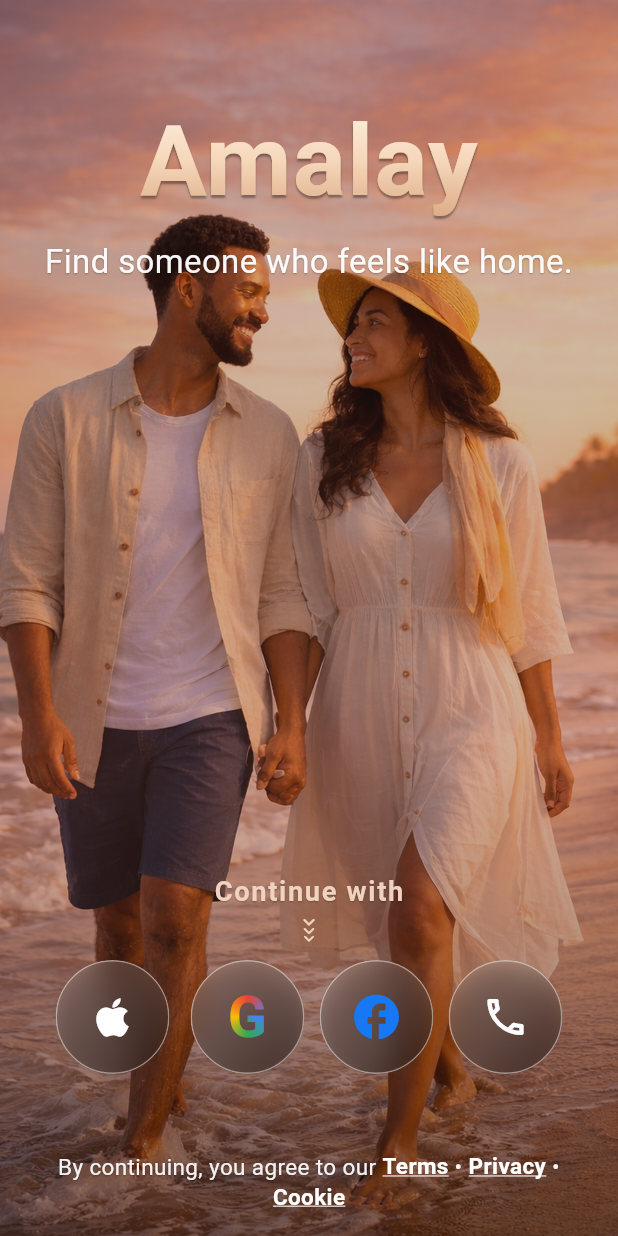
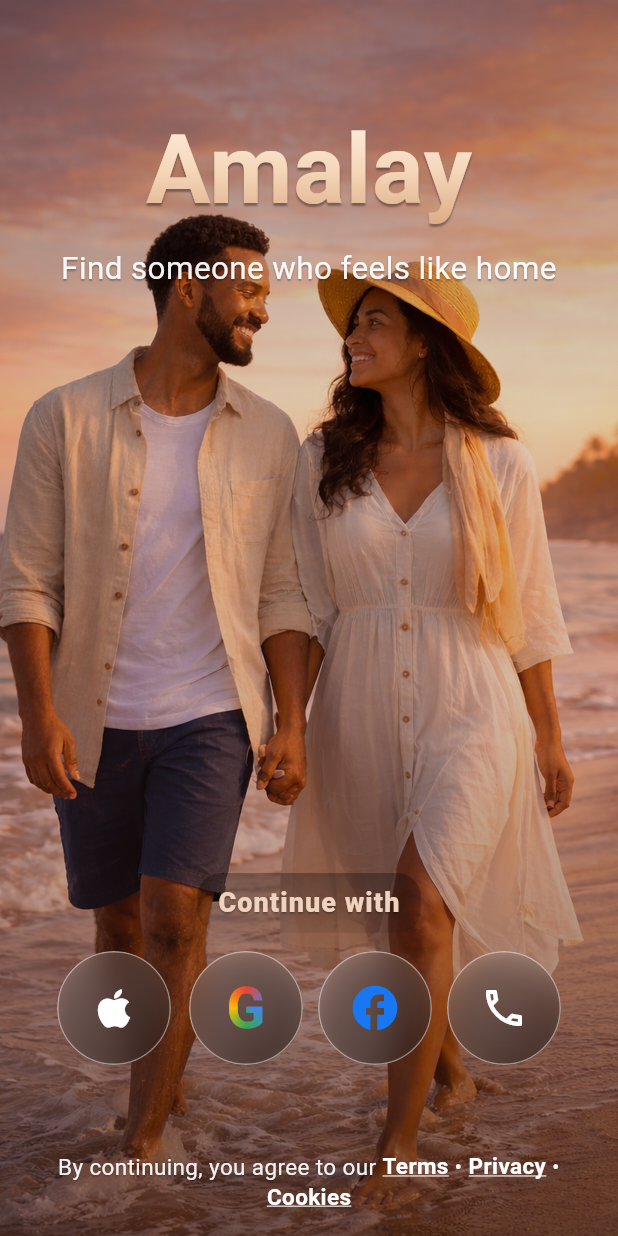
Before and after one commit to RobelCSUN/amalay_user, a Flutter app: the screen it shows after launch, on a phone screen of 412 x 824 dp. Run offline on Flutter 3.47's test engine with Material 3 defaults, Android fonts, the light colour scheme and no system bars; our stand-ins replace cloud_firestore, firebase_auth, firebase_core, google_sign_in, sign_in_with_apple; accounts and stored records are empty; Roboto replaces fonts that are missing (Georgia).

Commit message:
Enhance UI components with new color schemes and layout adjustments; add gradient backgrounds for authentication elements; refactor AuthCard for improved structure and readability.

```diff
--- a/lib/theme/app_colors.dart
+++ b/lib/theme/app_colors.dart
@@ -39,4 +39,8 @@ class AppColors {
   static const Color brandGoldSoft = Color(0xFFF5D7BA);
   static const Color brandGoldDeep = Color(0xFFD9A47D);
   static const Color directiveCue = Color(0xFFEFD3BF);
+
+  static const Color heroTopScrim = Color(0x5C1A0D0B);
+  static const Color heroBottomScrim = Color(0x8A130A09);
+  static const Color heroMidScrim = Color(0x3A3B1F1A);
 }
--- a/lib/theme/app_component_styles.dart
+++ b/lib/theme/app_component_styles.dart
@@ -50,6 +50,24 @@ class AppComponentStyles {
     ],
   );
 
+  static const BoxDecoration authTopTextBackdrop = BoxDecoration(
+    gradient: LinearGradient(
+      begin: Alignment.topCenter,
+      end: Alignment.bottomCenter,
+      colors: [Color(0x5C000000), Color(0x12000000)],
+    ),
+    borderRadius: BorderRadius.all(Radius.circular(18)),
+  );
+
+  static const BoxDecoration authCtaBackdrop = BoxDecoration(
+    gradient: LinearGradient(
+      begin: Alignment.topCenter,
+      end: Alignment.bottomCenter,
+      colors: [Color(0x4D000000), Color(0x14000000)],
+    ),
+    borderRadius: BorderRadius.all(Radius.circular(16)),
+  );
+
   static const SweepGradient googleMarkGradient = SweepGradient(
     center: Alignment.center,
     startAngle: 0.0,
--- a/lib/theme/app_layout.dart
+++ b/lib/theme/app_layout.dart
@@ -1,30 +1,26 @@
 class AppLayout {
   // Home/auth composition
-  static const double authHeaderAlignmentY = -0.82;
+  static const double authHeaderAlignmentY = -0.80;
   static const double authOuterHorizontalPadding = 24;
   static const double authOuterTopPadding = 16;
   static const double authBottomInsetPadding = 16;
   static const double authMaxWidth = 430;
 
   // Vertical rhythm
-  static const double brandToSubtitleGap = 8;
-  static const double continueToProvidersGap = 10;
-  static const double providersToLegalGap = 52;
-  static const double continueCueGap = 0;
-  static const double continueCueIconSize = 16;
-  static const double continueCueMidIconSize = 15;
-  static const double continueCueLowIconSize = 14;
-  static const double continueCueStackHeight = 23.5;
-  static const double continueCueTopOffset = 0;
-  static const double continueCueMidOffset = 6.6;
-  static const double continueCueLowOffset = 12.1;
+  static const double brandToSubtitleGap = 10;
+  static const double subtitleToCtaGap = 12;
+  static const double ctaToProvidersGap = 12;
+  static const double providersToLegalGap = 58;
 
   // Provider icon row
   static const double providerSize = 76;
   static const double providerRadius = 38;
-  static const double providerGapWide = 14;
+  static const double providerGapWide = 12;
   static const double providerGapTight = 10;
   static const double providerBlur = 10;
+  static const double providerPressedScale = 0.95;
+  static const double providerPressedOpacity = 0.86;
+  static const Duration providerPressDuration = Duration(milliseconds: 120);
 
   // Icon sizes
   static const double appleIconSize = 34;
--- a/lib/theme/app_text_styles.dart
+++ b/lib/theme/app_text_styles.dart
@@ -67,24 +67,26 @@ class AppTextStyles {
   );
 
   static const TextStyle authBrand = TextStyle(
-    fontSize: 66,
+    fontSize: 64,
     fontWeight: FontWeight.w700,
     color: Colors.white,
-    letterSpacing: 0.8,
+    letterSpacing: 0.6,
+    fontFamily: 'Georgia',
     shadows: AppComponentStyles.heroTextShadows,
   );
 
   static const TextStyle authSubtitle = TextStyle(
-    fontSize: 22,
-    color: Color(0xF5FFFFFF),
+    fontSize: 21,
+    color: Color(0xF2FFFFFF),
+    height: 1.25,
     shadows: AppComponentStyles.subtitleTextShadows,
   );
 
-  static const TextStyle authContinue = TextStyle(
-    fontSize: 18.2,
-    fontWeight: FontWeight.w700,
+  static const TextStyle authPrimaryCta = TextStyle(
+    fontSize: 18,
+    fontWeight: FontWeight.w800,
     color: AppColors.directiveCue,
-    letterSpacing: 1.1,
+    letterSpacing: 0.7,
     shadows: AppComponentStyles.legalTextShadows,
   );
 
--- a/lib/widgets/auth_card.dart
+++ b/lib/widgets/auth_card.dart
@@ -43,16 +43,14 @@ class AuthCard extends StatelessWidget {
               mainAxisSize: MainAxisSize.min,
               children: [
                 ShaderMask(
-                  shaderCallback: (Rect bounds) =>
-                      AppComponentStyles.brandTitleGradient.createShader(bounds),
-                  child: const Text(
-                    'Amalay',
-                    style: AppTextStyles.authBrand,
-                  ),
+                  shaderCallback: (Rect bounds) => AppComponentStyles
+                      .brandTitleGradient
+                      .createShader(bounds),
+                  child: const Text('Amalay', style: AppTextStyles.authBrand),
                 ),
                 const SizedBox(height: AppLayout.brandToSubtitleGap),
                 const Text(
-                  'Find someone who feels like home.',
+                  'Find someone who feels like home',
                   textAlign: TextAlign.center,
                   style: AppTextStyles.authSubtitle,
                 ),
@@ -70,53 +68,24 @@ class AuthCard extends StatelessWidget {
               bottomInset + AppLayout.authBottomInsetPadding,
             ),
             child: ConstrainedBox(
-              constraints: const BoxConstraints(maxWidth: AppLayout.authMaxWidth),
+              constraints: const BoxConstraints(
+                maxWidth: AppLayout.authMaxWidth,
+              ),
               child: Column(
                 mainAxisSize: MainAxisSize.min,
                 children: [
-                  const Column(
-                    mainAxisSize: MainAxisSize.min,
-                    children: [
-                      Text(
+                  Container(
+                    padding: const EdgeInsets.symmetric(
+                      horizontal: 14,
+                      vertical: 8,
+                    ),
+                    decoration: AppComponentStyles.authCtaBackdrop,
+                    child: const Text(
                       'Continue with',
-                        style: AppTextStyles.authContinue,
-                      ),
-                      SizedBox(height: AppLayout.continueCueGap),
-                      SizedBox(
-                        height: AppLayout.continueCueStackHeight,
-                        child: Stack(
-                          alignment: Alignment.topCenter,
-                          children: [
-                            Positioned(
-                              top: AppLayout.continueCueTopOffset,
-                              child: Icon(
-                                Icons.keyboard_arrow_down_rounded,
-                                color: AppColors.directiveCue,
-                                size: AppLayout.continueCueIconSize,
+                      style: AppTextStyles.authPrimaryCta,
                     ),
                   ),
-                            Positioned(
-                              top: AppLayout.continueCueMidOffset,
-                              child: Icon(
-                                Icons.keyboard_arrow_down_rounded,
-                                color: AppColors.directiveCue,
-                                size: AppLayout.continueCueMidIconSize,
-                              ),
-                            ),
-                            Positioned(
-                              top: AppLayout.continueCueLowOffset,
-                              child: Icon(
-                                Icons.keyboard_arrow_down_rounded,
-                                color: AppColors.directiveCue,
-                                size: AppLayout.continueCueLowIconSize,
-                              ),
-                            ),
-                          ],
-                        ),
-                      ),
-                    ],
-                  ),
-                  const SizedBox(height: AppLayout.continueToProvidersGap),
+                  const SizedBox(height: AppLayout.ctaToProvidersGap),
                   _iconOnlySignInRow(),
                   const SizedBox(height: AppLayout.providersToLegalGap),
                   Text.rich(
@@ -149,7 +118,7 @@ class AuthCard extends StatelessWidget {
                         WidgetSpan(
                           alignment: PlaceholderAlignment.middle,
                           child: _LegalLink(
-                            label: 'Cookie',
+                            label: 'Cookies',
                             onTap: () {
                               Navigator.of(
                                 context,
@@ -218,9 +187,54 @@ class AuthCard extends StatelessWidget {
     required VoidCallback onTap,
     required String semantics,
   }) {
+    return _AnimatedAuthIconButton(
+      icon: icon,
+      onTap: onTap,
+      semantics: semantics,
+    );
+  }
+
+  Widget _googleMark() {
+    return ShaderMask(
+      shaderCallback: (Rect bounds) =>
+          AppComponentStyles.googleMarkGradient.createShader(bounds),
+      child: const Text('G', style: AppTextStyles.googleGlyph),
+    );
+  }
+}
+
+class _AnimatedAuthIconButton extends StatefulWidget {
+  final Widget icon;
+  final VoidCallback onTap;
+  final String semantics;
+
+  const _AnimatedAuthIconButton({
+    required this.icon,
+    required this.onTap,
+    required this.semantics,
+  });
+
+  @override
+  State<_AnimatedAuthIconButton> createState() =>
+      _AnimatedAuthIconButtonState();
+}
+
+class _AnimatedAuthIconButtonState extends State<_AnimatedAuthIconButton> {
+  bool _pressed = false;
+
+  @override
+  Widget build(BuildContext context) {
     return Semantics(
       button: true,
-      label: semantics,
+      label: widget.semantics,
+      child: AnimatedScale(
+        scale: _pressed ? AppLayout.providerPressedScale : 1,
+        duration: AppLayout.providerPressDuration,
+        curve: Curves.easeOutCubic,
+        child: AnimatedOpacity(
+          opacity: _pressed ? AppLayout.providerPressedOpacity : 1,
+          duration: AppLayout.providerPressDuration,
+          curve: Curves.easeOutCubic,
           child: ClipRRect(
             borderRadius: AppComponentStyles.authProviderBorderRadius,
             child: BackdropFilter(
@@ -237,26 +251,21 @@ class AuthCard extends StatelessWidget {
                     decoration: AppComponentStyles.authProviderDecoration,
                     child: InkWell(
                       customBorder: const CircleBorder(),
-                  onTap: onTap,
+                      onTap: widget.onTap,
+                      onHighlightChanged: (value) {
+                        if (_pressed == value) return;
+                        setState(() => _pressed = value);
+                      },
                       splashColor: Colors.white.withValues(alpha: 0.20),
                       highlightColor: Colors.white.withValues(alpha: 0.10),
-                  child: Center(child: icon),
+                      child: Center(child: widget.icon),
                     ),
                   ),
                 ),
               ),
             ),
           ),
-    );
-  }
-
-  Widget _googleMark() {
-    return ShaderMask(
-      shaderCallback: (Rect bounds) =>
-          AppComponentStyles.googleMarkGradient.createShader(bounds),
-      child: const Text(
-        'G',
-        style: AppTextStyles.googleGlyph,
+        ),
       ),
     );
   }
@@ -272,10 +281,7 @@ class _LegalLink extends StatelessWidget {
   Widget build(BuildContext context) {
     return GestureDetector(
       onTap: onTap,
-      child: Text(
-        label,
-        style: AppTextStyles.authLegalLink,
-      ),
+      child: Text(label, style: AppTextStyles.authLegalLink),
     );
   }
 }
--- a/lib/widgets/themed_background.dart
+++ b/lib/widgets/themed_background.dart
@@ -19,18 +19,6 @@ class ThemedBackground extends StatelessWidget {
     final heroAsset = isCreateMode
         ? 'assets/images/habesha_couple_hero.jpg'
         : 'assets/images/habesha_couple_login.jpg';
-
-    final overlayColors = useHeroImage
-        ? [
-            const Color(0x332A1A1A),
-            const Color(0x55764639),
-            Colors.black.withValues(alpha: isCreateMode ? 0.48 : 0.54),
-          ]
-        : [
-            const Color(0x222A1A1A),
-            const Color(0x44764639),
-            const Color(0x66411F1C),
-          ];
 
     return Stack(
       fit: StackFit.expand,
@@ -96,14 +84,42 @@ class ThemedBackground extends StatelessWidget {
               ),
             ),
           ),
-        IgnorePointer(
+        if (useHeroImage) ...[
+          // Top contrast scrim for title readability.
+          const IgnorePointer(
             child: DecoratedBox(
               decoration: BoxDecoration(
                 gradient: LinearGradient(
                   begin: Alignment.topCenter,
                   end: Alignment.bottomCenter,
-                stops: const [0.00, 0.62, 1.00],
-                colors: overlayColors,
+                  stops: [0.0, 0.34, 1.0],
+                  colors: [AppColors.heroTopScrim, Color(0x00000000), Color(0x00000000)],
+                ),
+              ),
+            ),
+          ),
+          // Bottom contrast scrim for CTA/buttons/legal readability.
+          const IgnorePointer(
+            child: DecoratedBox(
+              decoration: BoxDecoration(
+                gradient: LinearGradient(
+                  begin: Alignment.topCenter,
+                  end: Alignment.bottomCenter,
+                  stops: [0.0, 0.58, 1.0],
+                  colors: [Color(0x00000000), AppColors.heroMidScrim, AppColors.heroBottomScrim],
+                ),
+              ),
+            ),
+          ),
+        ] else
+          const IgnorePointer(
+            child: DecoratedBox(
+              decoration: BoxDecoration(
+                gradient: LinearGradient(
+                  begin: Alignment.topCenter,
+                  end: Alignment.bottomCenter,
+                  stops: [0.00, 0.62, 1.00],
+                  colors: [Color(0x222A1A1A), Color(0x44764639), Color(0x66411F1C)],
                 ),
               ),
             ),
```
Lines whose indentation alone changed are shown as unchanged.
